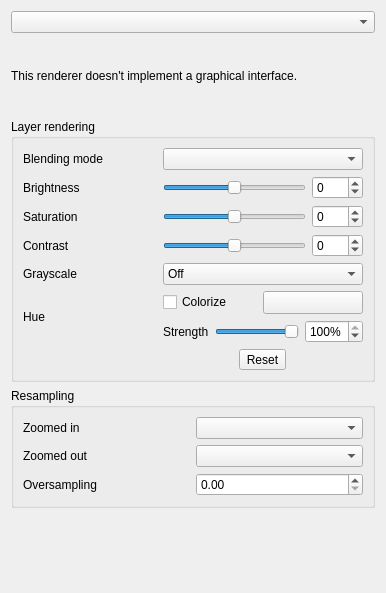
Above: src/ui/qgsrendererrasterpropswidgetbase.ui from qgis/QGIS before the change. Below: the same form after it.
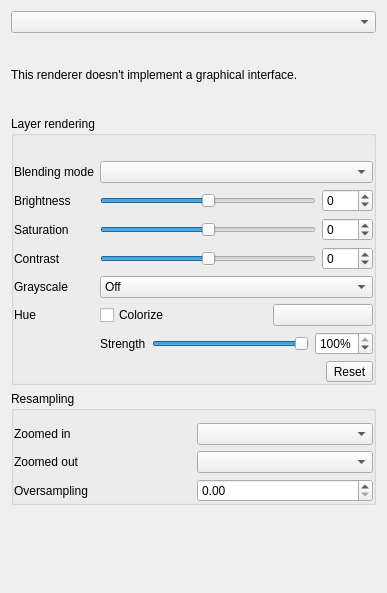
That is the form after the change. Icons and pictures are not drawn. Custom widgets are drawn as their Qt base class.

Commit message: Make layer rendering and resamplig groups collapsible [needs-docs]

```diff
--- a/src/ui/qgsrendererrasterpropswidgetbase.ui
+++ b/src/ui/qgsrendererrasterpropswidgetbase.ui
@@ -6,7 +6,7 @@
    <rect>
     <x>0</x>
     <y>0</y>
-    <width>386</width>
+    <width>387</width>
     <height>593</height>
    </rect>
   </property>
@@ -37,16 +37,7 @@
        </sizepolicy>
       </property>
       <layout class="QVBoxLayout" name="verticalLayout">
-       <property name="leftMargin">
-        <number>0</number>
-       </property>
-       <property name="topMargin">
-        <number>0</number>
-       </property>
-       <property name="rightMargin">
-        <number>0</number>
-       </property>
-       <property name="bottomMargin">
+       <property name="margin">
         <number>0</number>
        </property>
        <item>
@@ -60,7 +51,7 @@
      </widget>
     </widget>
    </item>
-   <item row="2" column="0">
+   <item row="5" column="0">
     <widget class="QFrame" name="frame">
      <property name="frameShape">
       <enum>QFrame::NoFrame</enum>
@@ -69,49 +60,44 @@
       <enum>QFrame::Raised</enum>
      </property>
      <layout class="QVBoxLayout" name="verticalLayout_3">
-      <property name="leftMargin">
+      <property name="margin">
        <number>0</number>
       </property>
-      <property name="topMargin">
-       <number>0</number>
-      </property>
-      <property name="rightMargin">
-       <number>0</number>
-      </property>
-      <property name="bottomMargin">
-       <number>0</number>
-      </property>
-      <item>
-       <widget class="QGroupBox" name="mLayerRendering">
+     </layout>
+    </widget>
+   </item>
+   <item row="10" column="0">
+    <spacer name="verticalSpacer">
+     <property name="orientation">
+      <enum>Qt::Vertical</enum>
+     </property>
+     <property name="sizeHint" stdset="0">
+      <size>
+       <width>0</width>
+       <height>0</height>
+      </size>
+     </property>
+    </spacer>
+   </item>
+   <item row="2" column="0">
+    <widget class="QgsCollapsibleGroupBox" name="mLayerRenderingBox">
         <property name="title">
          <string>Layer rendering</string>
         </property>
-        <layout class="QGridLayout" name="gridLayout">
-         <item row="0" column="0" colspan="2">
-          <widget class="QLabel" name="mBlendTypeLabel">
-           <property name="text">
-            <string>Blending mode</string>
-           </property>
-          </widget>
-         </item>
-         <item row="0" column="2" colspan="3">
-          <widget class="QgsBlendModeComboBox" name="mBlendModeComboBox">
-           <property name="minimumSize">
-            <size>
-             <width>0</width>
-             <height>0</height>
-            </size>
-           </property>
-          </widget>
-         </item>
-         <item row="1" column="0" colspan="2">
-          <widget class="QLabel" name="label_2">
-           <property name="text">
-            <string>Brightness</string>
-           </property>
-          </widget>
-         </item>
-         <item row="1" column="2" colspan="3">
+     <layout class="QGridLayout" name="gridLayout_3">
+      <property name="leftMargin">
+       <number>0</number>
+      </property>
+      <property name="topMargin">
+       <number>25</number>
+      </property>
+      <property name="rightMargin">
+       <number>0</number>
+      </property>
+      <property name="bottomMargin">
+       <number>0</number>
+      </property>
+      <item row="1" column="1">
           <layout class="QHBoxLayout" name="horizontalLayout_11">
            <item>
             <widget class="QSlider" name="mSliderBrightness">
@@ -150,66 +136,24 @@
            </item>
           </layout>
          </item>
-         <item row="2" column="0" colspan="2">
-          <widget class="QLabel" name="labelSaturation">
+      <item row="0" column="0">
+       <widget class="QLabel" name="mBlendTypeLabel">
            <property name="text">
-            <string>Saturation</string>
+         <string>Blending mode</string>
            </property>
           </widget>
          </item>
-         <item row="2" column="2" colspan="3">
-          <layout class="QHBoxLayout" name="horizontalLayout_10">
-           <item>
-            <widget class="QSlider" name="sliderSaturation">
-             <property name="sizePolicy">
-              <sizepolicy hsizetype="Expanding" vsizetype="Fixed">
-               <horstretch>0</horstretch>
-               <verstretch>0</verstretch>
-              </sizepolicy>
-             </property>
+      <item row="0" column="1">
+       <widget class="QgsBlendModeComboBox" name="mBlendModeComboBox">
              <property name="minimumSize">
               <size>
-               <width>75</width>
+          <width>0</width>
                <height>0</height>
               </size>
              </property>
-             <property name="minimum">
-              <number>-100</number>
-             </property>
-             <property name="maximum">
-              <number>100</number>
-             </property>
-             <property name="orientation">
-              <enum>Qt::Horizontal</enum>
-             </property>
-            </widget>
-           </item>
-           <item>
-            <widget class="QSpinBox" name="spinBoxSaturation">
-             <property name="minimum">
-              <number>-100</number>
-             </property>
-             <property name="maximum">
-              <number>100</number>
-             </property>
-             <property name="value">
-              <number>0</number>
-             </property>
-             <property name="decimals" stdset="0">
-              <number>0</number>
-             </property>
-            </widget>
-           </item>
-          </layout>
-         </item>
-         <item row="3" column="0" colspan="2">
-          <widget class="QLabel" name="label_5">
-           <property name="text">
-            <string>Contrast</string>
-           </property>
-          </widget>
-         </item>
-         <item row="3" column="2" colspan="3">
+       </widget>
+      </item>
+      <item row="3" column="1">
           <layout class="QHBoxLayout" name="horizontalLayout_12">
            <item>
             <widget class="QSlider" name="mSliderContrast">
@@ -245,47 +189,7 @@
            </item>
           </layout>
          </item>
-         <item row="4" column="0" colspan="2">
-          <widget class="QLabel" name="labelGrayscale">
-           <property name="text">
-            <string>Grayscale</string>
-           </property>
-          </widget>
-         </item>
-         <item row="4" column="2" colspan="3">
-          <widget class="QComboBox" name="comboGrayscale">
-           <item>
-            <property name="text">
-             <string>Off</string>
-            </property>
-           </item>
-           <item>
-            <property name="text">
-             <string>By lightness</string>
-            </property>
-           </item>
-           <item>
-            <property name="text">
-             <string>By luminosity</string>
-            </property>
-           </item>
-           <item>
-            <property name="text">
-             <string>By average</string>
-            </property>
-           </item>
-          </widget>
-         </item>
-         <item row="5" column="0">
-          <widget class="QLabel" name="label_3">
-           <property name="text">
-            <string>Hue</string>
-           </property>
-          </widget>
-         </item>
-         <item row="5" column="2" colspan="3">
-          <layout class="QFormLayout" name="formLayout_2">
-           <item row="0" column="0" colspan="2">
+      <item row="5" column="1">
             <layout class="QHBoxLayout" name="horizontalLayout_8">
              <item>
               <widget class="QCheckBox" name="mColorizeCheck">
@@ -316,6 +220,105 @@
             </layout>
            </item>
            <item row="1" column="0">
+       <widget class="QLabel" name="label_2">
+        <property name="text">
+         <string>Brightness</string>
+        </property>
+       </widget>
+      </item>
+      <item row="2" column="1">
+       <layout class="QHBoxLayout" name="horizontalLayout_10">
+        <item>
+         <widget class="QSlider" name="sliderSaturation">
+          <property name="sizePolicy">
+           <sizepolicy hsizetype="Expanding" vsizetype="Fixed">
+            <horstretch>0</horstretch>
+            <verstretch>0</verstretch>
+           </sizepolicy>
+          </property>
+          <property name="minimumSize">
+           <size>
+            <width>75</width>
+            <height>0</height>
+           </size>
+          </property>
+          <property name="minimum">
+           <number>-100</number>
+          </property>
+          <property name="maximum">
+           <number>100</number>
+          </property>
+          <property name="orientation">
+           <enum>Qt::Horizontal</enum>
+          </property>
+         </widget>
+        </item>
+        <item>
+         <widget class="QSpinBox" name="spinBoxSaturation">
+          <property name="minimum">
+           <number>-100</number>
+          </property>
+          <property name="maximum">
+           <number>100</number>
+          </property>
+          <property name="value">
+           <number>0</number>
+          </property>
+          <property name="decimals" stdset="0">
+           <number>0</number>
+          </property>
+         </widget>
+        </item>
+       </layout>
+      </item>
+      <item row="2" column="0">
+       <widget class="QLabel" name="labelSaturation">
+        <property name="text">
+         <string>Saturation</string>
+        </property>
+       </widget>
+      </item>
+      <item row="4" column="1">
+       <widget class="QComboBox" name="comboGrayscale">
+        <item>
+         <property name="text">
+          <string>Off</string>
+         </property>
+        </item>
+        <item>
+         <property name="text">
+          <string>By lightness</string>
+         </property>
+        </item>
+        <item>
+         <property name="text">
+          <string>By luminosity</string>
+         </property>
+        </item>
+        <item>
+         <property name="text">
+          <string>By average</string>
+         </property>
+        </item>
+       </widget>
+      </item>
+      <item row="3" column="0">
+       <widget class="QLabel" name="label_5">
+        <property name="text">
+         <string>Contrast</string>
+        </property>
+       </widget>
+      </item>
+      <item row="4" column="0">
+       <widget class="QLabel" name="labelGrayscale">
+        <property name="text">
+         <string>Grayscale</string>
+        </property>
+       </widget>
+      </item>
+      <item row="6" column="1">
+       <layout class="QFormLayout" name="formLayout_2">
+        <item row="1" column="0">
             <widget class="QLabel" name="labelColorizeStrength">
              <property name="text">
               <string>Strength</string>
@@ -357,8 +360,21 @@
            </item>
           </layout>
          </item>
-         <item row="6" column="2" colspan="3">
+      <item row="7" column="1">
           <layout class="QHBoxLayout" name="horizontalLayout_13">
+        <item>
+         <spacer name="horizontalSpacer">
+          <property name="orientation">
+           <enum>Qt::Horizontal</enum>
+          </property>
+          <property name="sizeHint" stdset="0">
+           <size>
+            <width>40</width>
+            <height>20</height>
+           </size>
+          </property>
+         </spacer>
+        </item>
            <item>
             <widget class="QToolButton" name="mResetColorRenderingBtn">
              <property name="toolTip">
@@ -378,24 +394,61 @@
            </item>
           </layout>
          </item>
+      <item row="5" column="0">
+       <widget class="QLabel" name="label_3">
+        <property name="text">
+         <string>Hue</string>
+        </property>
+       </widget>
+      </item>
         </layout>
        </widget>
       </item>
-      <item>
-       <widget class="QGroupBox" name="mResamplingBox">
+   <item row="3" column="0">
+    <widget class="QgsCollapsibleGroupBox" name="mResamplingBox">
         <property name="title">
          <string>Resampling</string>
         </property>
-        <layout class="QGridLayout" name="gridLayout2">
+     <layout class="QGridLayout" name="gridLayout">
+      <property name="leftMargin">
+       <number>0</number>
+      </property>
+      <property name="topMargin">
+       <number>12</number>
+      </property>
+      <property name="rightMargin">
+       <number>0</number>
+      </property>
+      <property name="bottomMargin">
+       <number>0</number>
+      </property>
          <item row="0" column="0">
           <widget class="QLabel" name="mZoomedInResamplingLabel">
+        <property name="sizePolicy">
+         <sizepolicy hsizetype="Minimum" vsizetype="Preferred">
+          <horstretch>0</horstretch>
+          <verstretch>0</verstretch>
+         </sizepolicy>
+        </property>
            <property name="text">
             <string>Zoomed in</string>
            </property>
           </widget>
          </item>
+      <item row="0" column="1">
+       <widget class="QComboBox" name="mZoomedInResamplingComboBox"/>
+      </item>
+      <item row="1" column="1">
+       <widget class="QComboBox" name="mZoomedOutResamplingComboBox"/>
+      </item>
          <item row="1" column="0">
           <widget class="QLabel" name="mZoomedOutResamplingLabel">
+        <property name="sizePolicy">
+         <sizepolicy hsizetype="Minimum" vsizetype="Preferred">
+          <horstretch>0</horstretch>
+          <verstretch>0</verstretch>
+         </sizepolicy>
+        </property>
            <property name="text">
             <string>Zoomed out</string>
            </property>
@@ -408,13 +461,7 @@
            </property>
           </widget>
          </item>
-         <item row="0" column="2">
-          <widget class="QComboBox" name="mZoomedInResamplingComboBox"/>
-         </item>
-         <item row="1" column="2">
-          <widget class="QComboBox" name="mZoomedOutResamplingComboBox"/>
-         </item>
-         <item row="2" column="2">
+      <item row="2" column="1">
           <widget class="QDoubleSpinBox" name="mMaximumOversamplingSpinBox"/>
          </item>
         </layout>
@@ -422,26 +469,16 @@
       </item>
      </layout>
     </widget>
-   </item>
-   <item row="7" column="0">
-    <spacer name="verticalSpacer">
-     <property name="orientation">
-      <enum>Qt::Vertical</enum>
-     </property>
-     <property name="sizeHint" stdset="0">
-      <size>
-       <width>0</width>
-       <height>0</height>
-      </size>
-     </property>
-    </spacer>
-   </item>
-  </layout>
- </widget>
  <customwidgets>
+  <customwidget>
+   <class>QgsCollapsibleGroupBox</class>
+   <extends>QGroupBox</extends>
+   <header>qgscollapsiblegroupbox.h</header>
+   <container>1</container>
+  </customwidget>
   <customwidget>
    <class>QgsColorButton</class>
-   <extends>QToolButton</extends>
+   <extends>QPushButton</extends>
    <header>qgscolorbutton.h</header>
    <container>1</container>
   </customwidget>
```
Left out of the diff: 4 changed lines with no effect on the pictures. Lines whose indentation alone changed are shown as unchanged. The commit also changes 1 other file.
